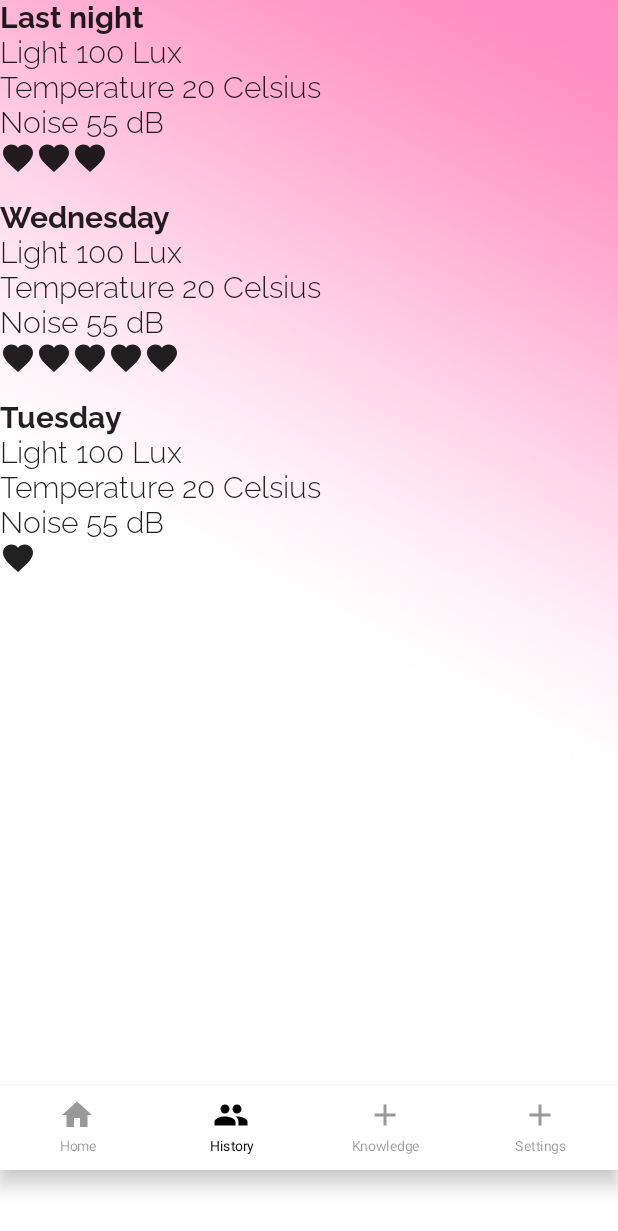
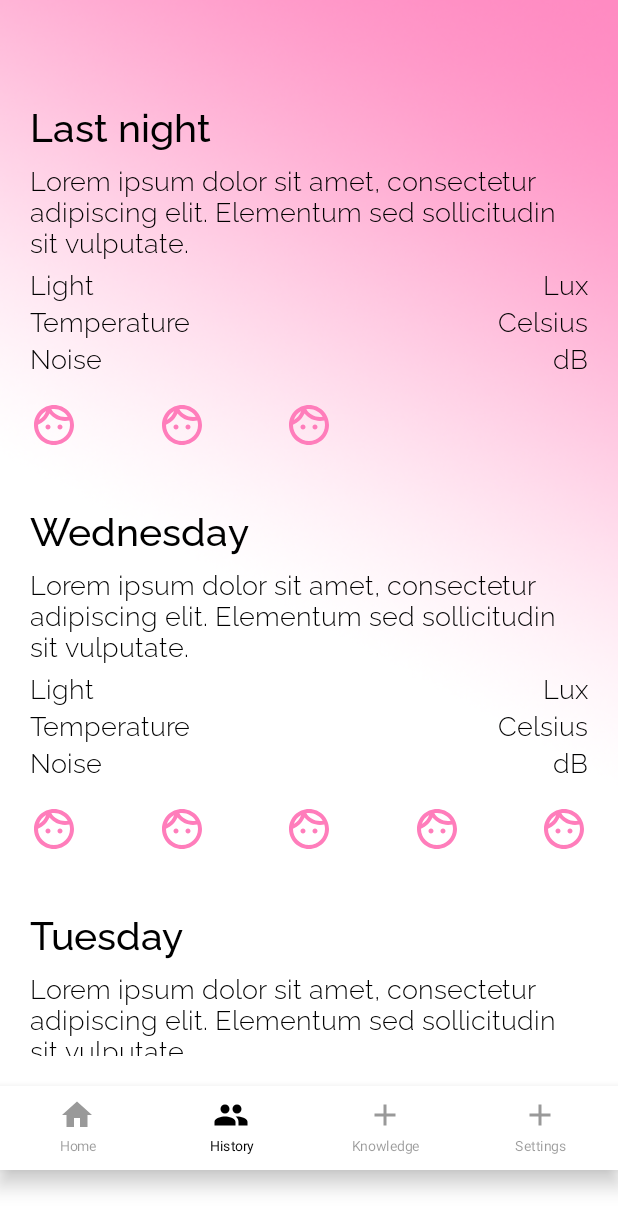
Before and after one commit to Jonnboy91/lullanap, an Android app built with Jetpack Compose: the history screen opened through its navigation route, on a phone screen of 412 x 824 dp. Shown: the top 1231 px of the screen. Run offline under Robolectric (Android 15) with nearby library versions, the phone set to English and light mode, and no system bars; our stand-ins replace livedata-compose.

Commit message:
Finish History view.

```diff
--- a/app/src/main/java/com/jonnesten/lullanap/bottomnav/BottomNavContentScreens.kt
+++ b/app/src/main/java/com/jonnesten/lullanap/bottomnav/BottomNavContentScreens.kt
@@ -27,6 +27,8 @@ import androidx.compose.ui.res.painterResource
 import androidx.compose.ui.res.stringResource
 import androidx.compose.ui.text.input.KeyboardType
 import com.jonnesten.lullanap.R
+import androidx.compose.material.Icon
+import androidx.compose.material.icons.outlined.Face
 
 @Composable
 fun HomeScreen(tempValue: Float?, lightValue: Float?, SensorViewModel: SensorViewModel) {
@@ -70,8 +72,14 @@ fun HomeScreen(tempValue: Float?, lightValue: Float?, SensorViewModel: SensorVie
             onClick = {
                 haptic.performHapticFeedback(HapticFeedbackType.LongPress)
                 SensorViewModel.isClicked(true)
-                Log.d("scanValues:", "${"Show the value that is $tempValue"}, ${SensorViewModel.clicked.value}")
-                Log.d("scanValues:", "${"Show the value that is $lightValue"}, ${SensorViewModel.clicked.value}")
+                Log.d(
+                    "scanValues:",
+                    "${"Show the value that is $tempValue"}, ${SensorViewModel.clicked.value}"
+                )
+                Log.d(
+                    "scanValues:",
+                    "${"Show the value that is $lightValue"}, ${SensorViewModel.clicked.value}"
+                )
             },
             border = BorderStroke(5.dp, MaterialTheme.colors.secondary),
             shape = CircleShape,
@@ -80,7 +88,7 @@ fun HomeScreen(tempValue: Float?, lightValue: Float?, SensorViewModel: SensorVie
                 .align(Alignment.CenterHorizontally)
                 .width(200.dp)
                 .height(200.dp)
-        ){
+        ) {
             Text(
                 text = stringResource(R.string.scan_button),
                 color = MaterialTheme.colors.onPrimary,
@@ -89,7 +97,7 @@ fun HomeScreen(tempValue: Float?, lightValue: Float?, SensorViewModel: SensorVie
             )
         }
         // TODO This AlertDialog should pop up only after clicking scanning and you would be on the scanning screen
-        if(addTemperature) {
+        if (addTemperature) {
             AlertDialog(
                 onDismissRequest = {
                     Log.d("addTemp", "YOU NEED TO ADD TEMPERATURE")
@@ -102,8 +110,10 @@ fun HomeScreen(tempValue: Float?, lightValue: Float?, SensorViewModel: SensorVie
                         value = temp,
                         onValueChange = { temp = it },
                         label = { Text("Label") },
-                        keyboardOptions = KeyboardOptions(keyboardType =
-                        KeyboardType.Number)
+                        keyboardOptions = KeyboardOptions(
+                            keyboardType =
+                            KeyboardType.Number
+                        )
                     )
                 },
                 buttons = {
@@ -113,15 +123,15 @@ fun HomeScreen(tempValue: Float?, lightValue: Float?, SensorViewModel: SensorVie
                             SensorViewModel.updateValue(value)
                             addTemperature = false
                         }
-                    ){
-                        Text( text = "Add temp" )
+                    ) {
+                        Text(text = "Add temp")
                     }
                 }
             )
         }
         // TODO This AlertDialog should pop up only after clicking scanning and you would be on the scanning screen
         // TODO: Probably DELETE, since this is probably not needed and to be honest, who would know lux value anyway, so if no light sensor then that is just not available for that user.
-        if(addLight) {
+        if (addLight) {
             AlertDialog(
                 onDismissRequest = {
                     addTemperature = false
@@ -134,8 +144,10 @@ fun HomeScreen(tempValue: Float?, lightValue: Float?, SensorViewModel: SensorVie
                         value = light,
                         onValueChange = { light = it },
                         label = { Text("Label") },
-                        keyboardOptions = KeyboardOptions(keyboardType =
-                        KeyboardType.Number)
+                        keyboardOptions = KeyboardOptions(
+                            keyboardType =
+                            KeyboardType.Number
+                        )
                     )
                 },
                 buttons = {
@@ -145,8 +157,8 @@ fun HomeScreen(tempValue: Float?, lightValue: Float?, SensorViewModel: SensorVie
                             SensorViewModel.updateValue(value)
                             addLight = false
                         }
-                    ){
-                        Text( text = "Add lux" )
+                    ) {
+                        Text(text = "Add lux")
                     }
                 }
             )
@@ -156,39 +168,116 @@ fun HomeScreen(tempValue: Float?, lightValue: Float?, SensorViewModel: SensorVie
 }
 
 @Composable
-fun reviewIcon() {
+fun ReviewIcon(review: Int) {
+    for (i in 1..5) {
+        if (i <= review) {
             Icon(
-        Icons.Filled.Favorite,
-        contentDescription = "Favorite",
+                Icons.Outlined.Face,
+                contentDescription = "Face",
+                tint = MaterialTheme.colors.secondaryVariant,
+                modifier = Modifier.size(32.dp)
             )
+        } else {
+            Icon(
+                Icons.Outlined.Face,
+                contentDescription = "Face",
+                tint = Color.Transparent,
+                modifier = Modifier.size(32.dp)
+            )
+        }
+    }
 }
 
 @Composable
-fun dayDetails(review: Int, day: String) {
+fun DayDetails(review: Int, day: String) {
+    // TODO Add correct values for measurements
+    Box(
+        modifier = Modifier
+            .fillMaxWidth()
+            .padding(20.dp)
+    ) {
+        Column{
             Text(
                 text = day,
-        fontWeight = FontWeight.Bold,
-        textAlign = TextAlign.Left,
-        fontSize = 20.sp
+                fontWeight = FontWeight.Medium,
+                color = MaterialTheme.colors.onPrimary,
+                fontSize = 26.sp,
             )
             Text(
-        text = "Light 100 Lux",
-        textAlign = TextAlign.Left,
-        fontSize = 20.sp
+                text = "Lorem ipsum dolor sit amet, consectetur adipiscing elit. Elementum sed sollicitudin sit vulputate.",
+                fontWeight = FontWeight.Light,
+                color = MaterialTheme.colors.onPrimary,
+                fontSize = 18.sp,
+                modifier = Modifier.padding(0.dp, 10.dp, 0.dp, 5.dp)
+            )
+            Row(
+                modifier = Modifier
+                    .fillMaxWidth()
+                    .padding(0.dp, 2.dp, 0.dp, 2.dp),
+                horizontalArrangement = Arrangement.SpaceBetween,
+            ) {
+                Text(
+                    text = stringResource(R.string.light),
+                    fontWeight = FontWeight.Light,
+                    color = MaterialTheme.colors.onPrimary,
+                    fontSize = 18.sp
                 )
                 Text(
-        text = "Temperature 20 Celsius",
-        textAlign = TextAlign.Left,
-        fontSize = 20.sp
+                    // TODO Add correct value before string resource
+                    text = stringResource(R.string.lux),
+                    fontWeight = FontWeight.Light,
+                    color = MaterialTheme.colors.onPrimary,
+                    fontSize = 18.sp
+                )
+            }
+            Row(
+                modifier = Modifier
+                    .fillMaxWidth()
+                    .padding(0.dp, 2.dp, 0.dp, 2.dp),
+                horizontalArrangement = Arrangement.SpaceBetween,
+            ) {
+                Text(
+                    text = stringResource(R.string.temperature),
+                    fontWeight = FontWeight.Light,
+                    color = MaterialTheme.colors.onPrimary,
+                    fontSize = 18.sp
                 )
                 Text(
-        text = "Noise 55 dB",
-        textAlign = TextAlign.Left,
-        fontSize = 20.sp
+                    // TODO Add correct value before string resource
+                    text = stringResource(R.string.celsius),
+                    fontWeight = FontWeight.Light,
+                    color = MaterialTheme.colors.onPrimary,
+                    fontSize = 18.sp
                 )
-    Row (modifier = Modifier .padding(bottom = 16.dp)){
-        for (i in 1..review){
-            reviewIcon()
+            }
+            Row(
+                modifier = Modifier
+                    .fillMaxWidth()
+                    .padding(0.dp, 2.dp, 0.dp, 2.dp),
+                horizontalArrangement = Arrangement.SpaceBetween,
+            ) {
+                Text(
+                    text = stringResource(R.string.noise),
+                    fontWeight = FontWeight.Light,
+                    color = MaterialTheme.colors.onPrimary,
+                    fontSize = 18.sp
+                )
+                Text(
+                    // TODO Add correct value before string resource
+                    text = stringResource(R.string.db),
+                    fontWeight = FontWeight.Light,
+                    color = MaterialTheme.colors.onPrimary,
+                    fontSize = 18.sp
+                )
+            }
+            Row(
+                modifier = Modifier
+                    .fillMaxWidth()
+                    .padding(top = 15.dp),
+                horizontalArrangement = Arrangement.SpaceBetween,
+            ) {
+                ReviewIcon(review)
+            }
         }
     }
 }
@@ -198,11 +287,16 @@ fun HistoryScreen() {
     Column(
         modifier = Modifier
             .fillMaxSize()
-            .verticalScroll(rememberScrollState())
+            .padding(0.dp, 50.dp, 0.dp, 120.dp)
+            .verticalScroll(rememberScrollState()),
+        horizontalAlignment = Alignment.CenterHorizontally,
+        verticalArrangement = Arrangement.Center
     ) {
-        dayDetails(3, "Last night")
-        dayDetails(5, "Wednesday")
-        dayDetails(1, "Tuesday")
+        DayDetails(3, "Last night")
+        DayDetails(5, "Wednesday")
+        DayDetails(1, "Tuesday")
+        DayDetails(3, "Monday")
+        DayDetails(2, "Sunday")
     }
 }
 
@@ -240,7 +334,7 @@ fun KnowledgeScreen() {
         Icon(
             Icons.Filled.Favorite,
             contentDescription = "Favorite",
-            modifier = Modifier .align(Alignment.CenterHorizontally)
+            modifier = Modifier.align(Alignment.CenterHorizontally)
         )
         Text(
             text = "Ideal: 19 - 21 Celsius",
@@ -262,7 +356,7 @@ fun KnowledgeScreen() {
         Icon(
             Icons.Filled.Favorite,
             contentDescription = "Favorite",
-            modifier = Modifier .align(Alignment.CenterHorizontally)
+            modifier = Modifier.align(Alignment.CenterHorizontally)
         )
         Text(
             text = "Ideal: 50 - 60 dB",
@@ -288,30 +382,33 @@ fun KnowledgeScreen() {
 fun SettingsScreen() {
     val darkThemeBoolean = isSystemInDarkTheme()
     val darkModeState = remember { mutableStateOf(darkThemeBoolean) }
-    val isFahrenheit = remember { mutableStateOf(false)}
+    val isFahrenheit = remember { mutableStateOf(false) }
     val notificationsState = remember { mutableStateOf(true) }
     Column(
         modifier = Modifier
             .fillMaxSize()
             .verticalScroll(rememberScrollState())
     ) {
-        Row(modifier = Modifier .padding(32.dp)) { Checkbox(
+        Row(modifier = Modifier.padding(32.dp)) {
+            Checkbox(
                 checked = darkModeState.value,
                 onCheckedChange = { darkModeState.value = it }
             )
-        Text("Dark mode", modifier = Modifier .padding(start = 16.dp))
+            Text("Dark mode", modifier = Modifier.padding(start = 16.dp))
         }
-        Row (modifier = Modifier .padding(32.dp)){ Checkbox(
+        Row(modifier = Modifier.padding(32.dp)) {
+            Checkbox(
                 checked = notificationsState.value,
                 onCheckedChange = { notificationsState.value = it }
             )
-            Text("Notifications", modifier = Modifier .padding(start = 16.dp))
+            Text("Notifications", modifier = Modifier.padding(start = 16.dp))
         }
-        Row (modifier = Modifier .padding(32.dp)){ Checkbox(
+        Row(modifier = Modifier.padding(32.dp)) {
+            Checkbox(
                 checked = isFahrenheit.value,
                 onCheckedChange = { isFahrenheit.value = it }
             )
-            Text("Show in Fahrenheit", modifier = Modifier .padding(start = 16.dp))
+            Text("Show in Fahrenheit", modifier = Modifier.padding(start = 16.dp))
         }
 
     }
--- a/app/src/main/res/values/strings.xml
+++ b/app/src/main/res/values/strings.xml
@@ -2,4 +2,11 @@
     <string name="app_name">LullaNap</string>
     <string name="scan_button">Scan</string>
     <string name="home_title">Place your phone close to the sleeping area and scan the environment</string>
+    <string name="light">Light</string>
+    <string name="temperature">Temperature</string>
+    <string name="noise">Noise</string>
+    <string name="lux">Lux</string>
+    <string name="celsius">Celsius</string>
+    <string name="fahrenheit">Fahrenheit</string>
+    <string name="db">dB</string>
 </resources>
```
Also changed, not shown: 1 other file. Lines whose indentation alone changed are shown as unchanged.
